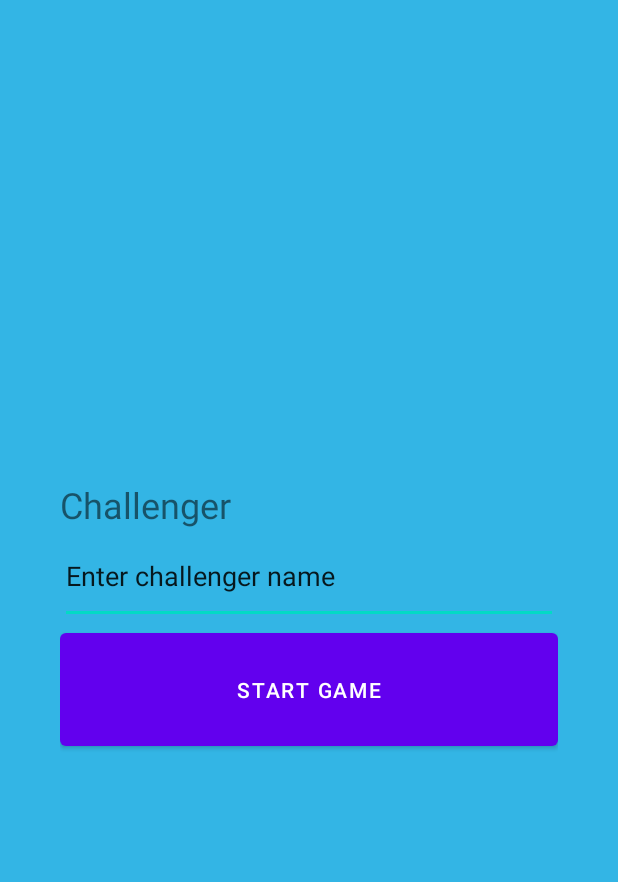
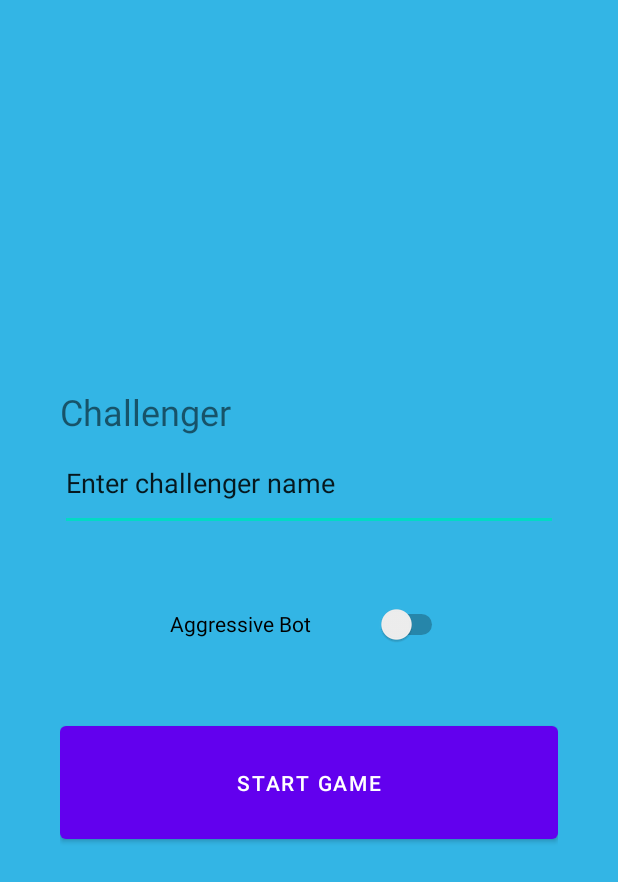
Before and after one commit to rogerfinnerty/Android-Chess-App, an Android app: the screen it shows after launch (user_names_bot), after a tap on "NEW GAME VS BOT", on a phone screen of 412 x 824 dp. Shown: the top 882 px of the screen. Run offline under Robolectric (Android 15) with nearby library versions, the phone set to English and light mode, and no system bars; our stand-ins replace navigation-ui.

Commit message:
leaderboard etc

```diff
--- a/app/src/main/java/com/example/group12project/MainActivity.java
+++ b/app/src/main/java/com/example/group12project/MainActivity.java
@@ -61,12 +61,10 @@ public class MainActivity extends AppCompatActivity {
         setContentView(R.layout.activity_main);    // Display main menu
 
         Button new_game = (Button) findViewById(R.id.new_game);
-        Button load_game = (Button) findViewById(R.id.load_game);
         Button leaderboard = (Button) findViewById(R.id.leaderboard);
         Button new_vs_bot = (Button) findViewById(R.id.Bot);
 
         new_game.setOnClickListener(view -> goToUserNames());
-        //load_game.setOnClickListener(v -> setContentView(R.layout.activity_chessboard));
         new_vs_bot.setOnClickListener(view -> newBot());
         leaderboard.setOnClickListener(view -> goToLeaderboard());
     }
--- a/app/src/main/java/com/example/group12project/user_names_bot.java
+++ b/app/src/main/java/com/example/group12project/user_names_bot.java
@@ -1,20 +1,27 @@
 package com.example.group12project;
 
+import android.annotation.SuppressLint;
 import android.content.Intent;
 import android.os.Bundle;
 import android.widget.Button;
 import android.widget.EditText;
+import android.widget.Switch;
 
 import androidx.appcompat.app.AppCompatActivity;
 
 public class user_names_bot extends AppCompatActivity {
 
+    boolean random;
+
     public void goToBoard() {
         Intent intent_1 = new Intent(this, Chessboard.class);
 
         EditText t1 = (EditText) findViewById(R.id.player_one_name);
+        @SuppressLint("UseSwitchCompatOrMaterialCode") Switch s1 = (Switch) findViewById(R.id.aggr_switch);
+        Boolean random = !(s1.isChecked());
         intent_1.putExtra("WhiteName", String.valueOf(t1.getText()));
         intent_1.putExtra("Bot", true);
+        intent_1.putExtra("Random", random);
         startActivity(intent_1);
     }
 
--- a/app/src/main/res/layout/activity_bot_names.xml
+++ b/app/src/main/res/layout/activity_bot_names.xml
@@ -29,6 +29,12 @@
             android:inputType="text"
             android:text="Enter challenger name" />
 
+        <Switch
+            android:id="@+id/aggr_switch"
+            android:layout_width="185dp"
+            android:layout_height="124dp"
+            android:text="Aggressive Bot" />
+
         <Button
             android:id="@+id/start_game"
             android:layout_width="match_parent"
--- a/app/src/main/res/layout/activity_main.xml
+++ b/app/src/main/res/layout/activity_main.xml
@@ -40,12 +40,6 @@
             android:text="New Game vs Bot" />
 
         <Button
-            android:id="@+id/load_game"
-            android:layout_width="match_parent"
-            android:layout_height="78dp"
-            android:text="@string/load_game" />
-
-        <Button
             android:id="@+id/leaderboard"
             android:layout_width="match_parent"
             android:layout_height="78dp"
```
Also changed, not shown: app/src/main/java/com/example/group12project/Chessboard.java (+25 -9 lines).
